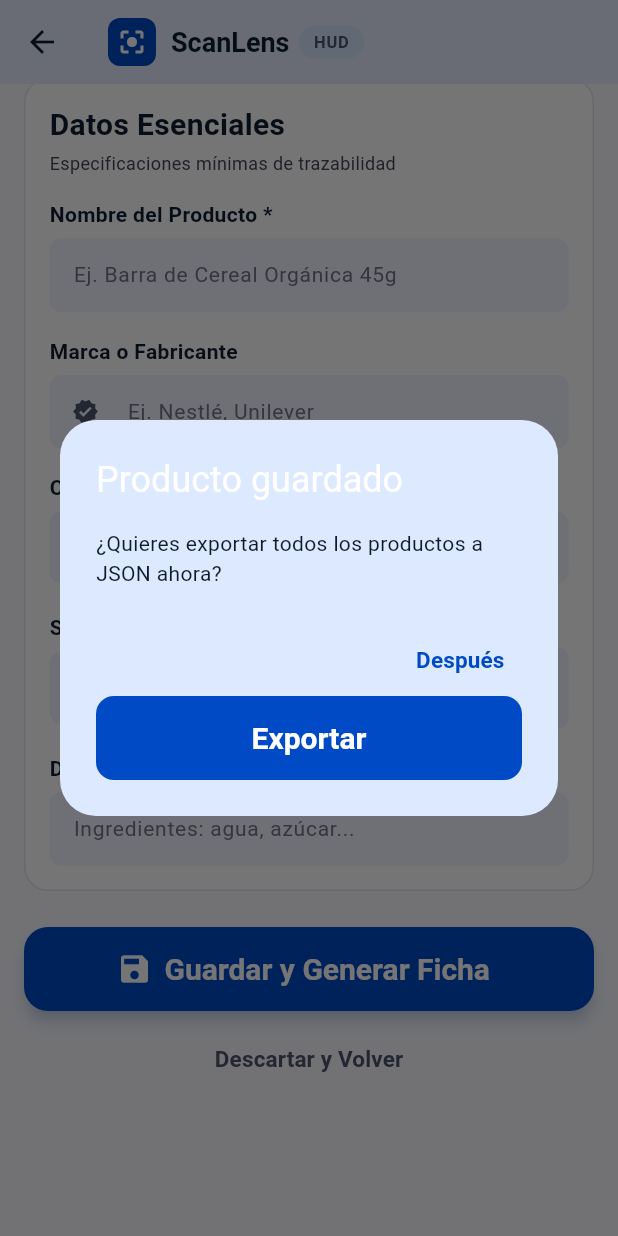
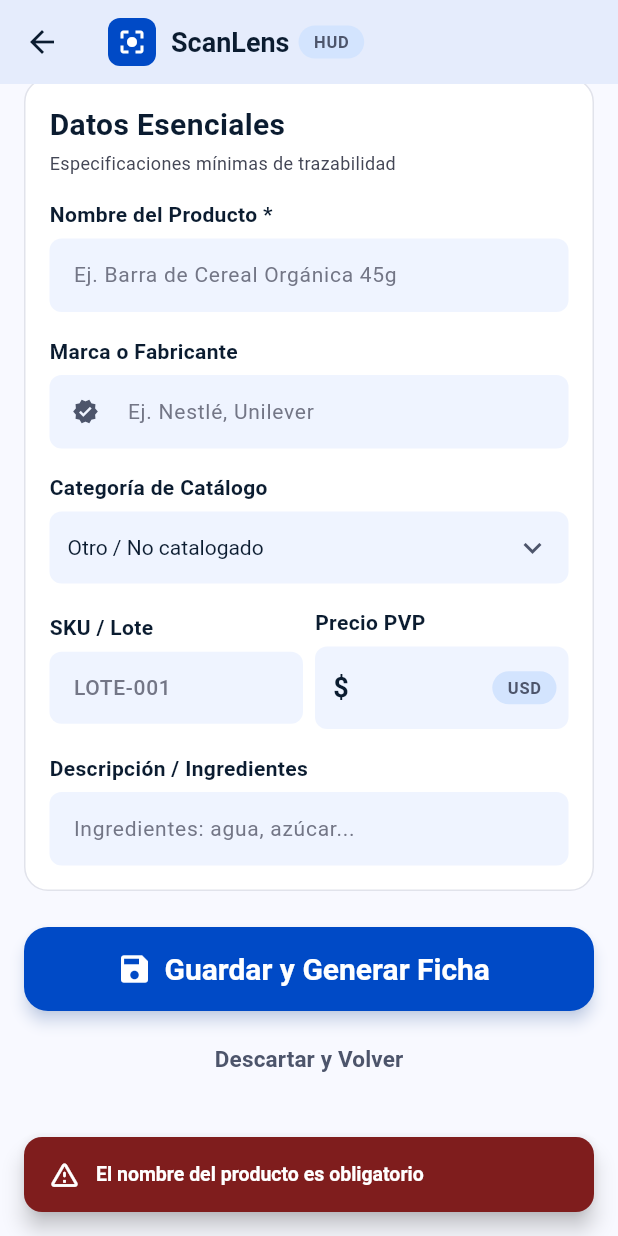
Before and after one commit to YilbertBB/escaner_productos, a Flutter app: the RegisterProductView screen opened directly with empty values, scrolled down 576 dp, after a tap on "Guardar y Generar Ficha", on a phone screen of 412 x 824 dp. Run offline on Flutter 3.47's test engine with Material 3 defaults, Android fonts, the phone set to English and light mode, and no system bars; our stand-ins replace image_picker, share_plus, shared_preferences; missing offline and left inert: mobile_scanner; accounts and stored records are empty; statements that could not run were skipped.

Commit message:
algunas validaciones realizadas

```diff
--- a/lib/screen/register_product_view.dart
+++ b/lib/screen/register_product_view.dart
@@ -71,16 +71,35 @@ class _RegisterProductViewState extends State<RegisterProductView> {
 
   // ────────────────────── GUARDAR ──────────────────────
 Future<void> _guardarProducto() async {
+  // 👈 VALIDACIÓN: nombre obligatorio
+  final nombre = _nameController.text.trim();
+  if (nombre.isEmpty) {
+    _mostrarErrorValidacion('El nombre del producto es obligatorio');
+    return;
+  }
+
+  // 👈 VALIDACIÓN: precio válido (opcional pero útil)
+  final precioTexto = _priceController.text.trim();
+  double precio = 0.0;
+  if (precioTexto.isNotEmpty) {
+    final parsed = double.tryParse(precioTexto);
+    if (parsed == null || parsed < 0) {
+      _mostrarErrorValidacion('El precio debe ser un número válido');
+      return;
+    }
+    precio = parsed;
+  }
+
   final storage = StorageService();
   final export = ExportService();
 
   final producto = Producto(
     codigo: widget.codigoEscaneado,
-      nombre: _nameController.text.trim(),
+    nombre: nombre,
     marca: _brandController.text.trim(),
     ingredientes: _descController.text.trim(),
     categoria: _selectedCategory,
-      precio: double.tryParse(_priceController.text) ?? 0.0,
+    precio: precio,
     sku: _skuController.text.trim(),
     imagenes: _imagenes,
   );
@@ -116,9 +135,7 @@ class _RegisterProductViewState extends State<RegisterProductView> {
     final ok = await export.exportarProductos();
     if (mounted) {
       _showSuccessToast(
-          ok
-              ? 'JSON exportado correctamente'
-              : 'No hay productos para exportar',
+        ok ? 'JSON exportado correctamente' : 'No hay productos para exportar',
       );
     }
   }
@@ -126,6 +143,38 @@ class _RegisterProductViewState extends State<RegisterProductView> {
   if (mounted) {
     Navigator.pop(context);
   }
+}
+
+// 👈 Nuevo método para mostrar errores de validación
+void _mostrarErrorValidacion(String mensaje) {
+  ScaffoldMessenger.of(context).hideCurrentSnackBar();
+  ScaffoldMessenger.of(context).showSnackBar(
+    SnackBar(
+      behavior: SnackBarBehavior.floating,
+      margin: const EdgeInsets.all(16),
+      backgroundColor: const Color(0xFF7F1D1D),
+      shape: RoundedRectangleBorder(
+        borderRadius: BorderRadius.circular(AppRadius.lg),
+      ),
+      duration: const Duration(seconds: 3),
+      content: Row(
+        children: [
+          const Icon(Icons.warning_amber_rounded,
+              color: Colors.white, size: 22),
+          const SizedBox(width: 10),
+          Expanded(
+            child: Text(
+              mensaje,
+              style: const TextStyle(
+                color: Colors.white,
+                fontWeight: FontWeight.w600,
+              ),
+            ),
+          ),
+        ],
+      ),
+    ),
+  );
 }
 
   // ────────────────────── FOTOS ──────────────────────
```
Also changed, not shown: lib/screen/scanner_view.dart (+67 -1 lines). Lines whose indentation alone changed are shown as unchanged.
